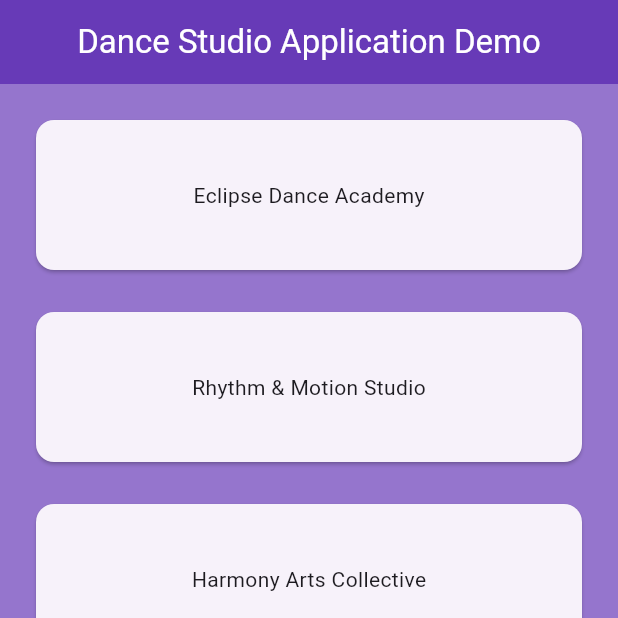
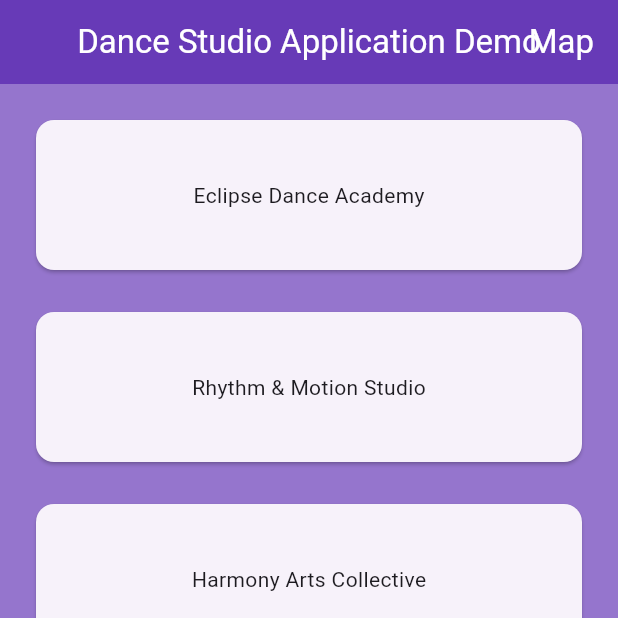
Before and after one commit to eclausse/mimiq_dance_app, a Flutter app: the screen it shows after launch, on a phone screen of 412 x 824 dp, the top half of it. Run offline on Flutter 3.47's test engine with Material 3 defaults, Android fonts, the phone set to English and light mode, and no system bars; our stand-ins replace google_maps_flutter.

```diff
--- a/lib/main.dart
+++ b/lib/main.dart
@@ -12,6 +12,7 @@ class MyApp extends StatelessWidget {
   @override
   Widget build(BuildContext context) {
     return MaterialApp(
+      debugShowCheckedModeBanner: false,
       title: 'Mimiq Dance App Demo',
       theme: ThemeData(
         primarySwatch: Colors.blue,
--- a/lib/views/home_view.dart
+++ b/lib/views/home_view.dart
@@ -1,5 +1,6 @@
 import 'package:flutter/material.dart';
 import 'package:mimiq_dance/models/studio_info_model.dart';
+import 'package:mimiq_dance/views/map_view.dart';
 import 'package:mimiq_dance/widgets/studio_info.dart';
 
 class HomeView extends StatelessWidget {
@@ -19,9 +20,21 @@ class HomeView extends StatelessWidget {
     return Scaffold(
       backgroundColor: Colors.deepPurple.shade300,
       appBar: AppBar(
-        title: const Center(
-          child: Text("Dance Studio Application Demo"),
-        ),
+        title: Stack(
+          children: [
+            const Align(
+              child: Text("Dance Studio Application Demo"),
+            ),
+            Positioned(
+              right: 0,
+              child: GestureDetector(
+                child: const Text("Map"),
+                onTap: () => {
+                  Navigator.of(context).push( MaterialPageRoute(builder: (context) => MapView()))
+                  }
+                )
+              )
+          ]),
         backgroundColor: Colors.deepPurple,
         foregroundColor: Colors.white,
       ),
--- a/pubspec.yaml
+++ b/pubspec.yaml
@@ -36,6 +36,7 @@ dependencies:
   # The following adds the Cupertino Icons font to your application.
   # Use with the CupertinoIcons class for iOS style icons.
   cupertino_icons: ^1.0.2
+  google_maps_flutter: ^2.10.0
 
 dev_dependencies:
   flutter_test:
```
Also changed, not shown: lib/views/map_view.dart (added, +38 -0 lines), pubspec.lock.
